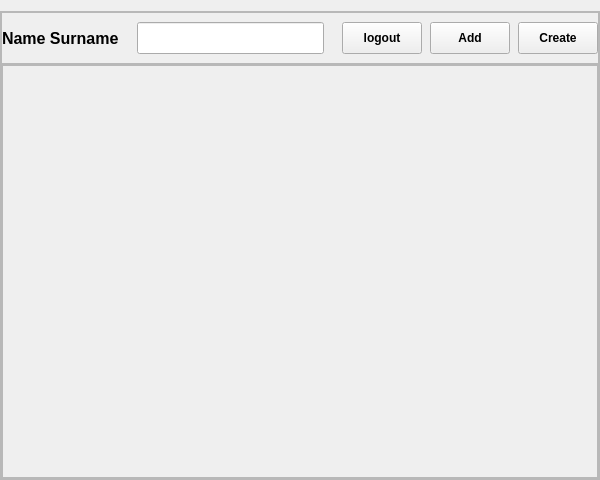
its-sentral/Collaborate-Coding-App, file uiFiles/uis/prototype4.ui: the form before one commit.
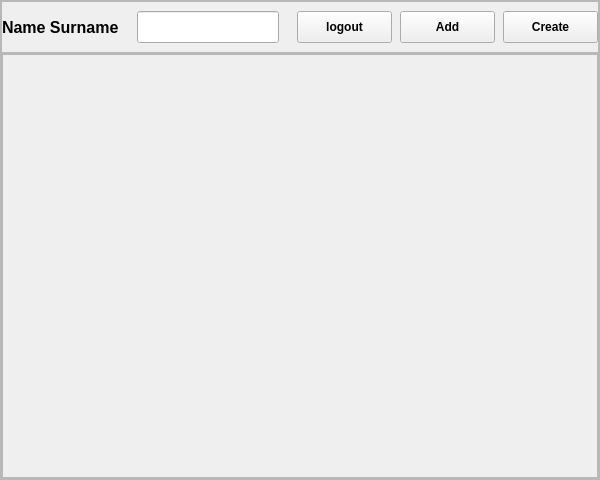
The form after the commit. The open tabs and pages were chosen to show the change.

The edit to the form file:
```diff
--- a/uiFiles/uis/prototype4.ui
+++ b/uiFiles/uis/prototype4.ui
@@ -35,6 +35,9 @@
    <property name="leftMargin">
     <number>0</number>
    </property>
+   <property name="topMargin">
+    <number>0</number>
+   </property>
    <property name="rightMargin">
     <number>0</number>
    </property>
@@ -43,6 +46,9 @@
    </property>
    <item>
     <layout class="QVBoxLayout" name="forStretchVerticalLayout" stretch="0">
+     <property name="spacing">
+      <number>0</number>
+     </property>
      <item>
       <widget class="QStackedWidget" name="MainPages">
        <property name="sizePolicy">
@@ -51,8 +57,11 @@
          <verstretch>1</verstretch>
         </sizepolicy>
        </property>
+       <property name="styleSheet">
+        <string notr="true"/>
+       </property>
        <property name="currentIndex">
-        <number>4</number>
+        <number>5</number>
        </property>
        <widget class="QWidget" name="pageLogin">
         <property name="sizePolicy">
@@ -1961,10 +1970,16 @@
                     <widget class="QLabel" name="homeUserName">
                      <property name="minimumSize">
                       <size>
-                       <width>0</width>
+                       <width>40</width>
                        <height>32</height>
                       </size>
                      </property>
+                     <property name="maximumSize">
+                      <size>
+                       <width>120</width>
+                       <height>16777215</height>
+                      </size>
+                     </property>
                      <property name="font">
                       <font>
                        <pointsize>12</pointsize>
@@ -1994,6 +2009,12 @@
                    </item>
                    <item>
                     <widget class="QLineEdit" name="homeSearchBar">
+                     <property name="sizePolicy">
+                      <sizepolicy hsizetype="Preferred" vsizetype="Fixed">
+                       <horstretch>0</horstretch>
+                       <verstretch>0</verstretch>
+                      </sizepolicy>
+                     </property>
                      <property name="minimumSize">
                       <size>
                        <width>0</width>
@@ -2025,12 +2046,24 @@
                    </item>
                    <item>
                     <widget class="QPushButton" name="homeLogoutBtn">
+                     <property name="sizePolicy">
+                      <sizepolicy hsizetype="Preferred" vsizetype="Fixed">
+                       <horstretch>0</horstretch>
+                       <verstretch>0</verstretch>
+                      </sizepolicy>
+                     </property>
                      <property name="minimumSize">
                       <size>
-                       <width>0</width>
+                       <width>33</width>
                        <height>32</height>
                       </size>
                      </property>
+                     <property name="maximumSize">
+                      <size>
+                       <width>120</width>
+                       <height>16777215</height>
+                      </size>
+                     </property>
                      <property name="font">
                       <font>
                        <bold>true</bold>
@@ -2043,12 +2076,24 @@
                    </item>
                    <item>
                     <widget class="QPushButton" name="homeAddRoomBtn">
+                     <property name="sizePolicy">
+                      <sizepolicy hsizetype="Preferred" vsizetype="Fixed">
+                       <horstretch>0</horstretch>
+                       <verstretch>0</verstretch>
+                      </sizepolicy>
+                     </property>
                      <property name="minimumSize">
                       <size>
-                       <width>0</width>
+                       <width>33</width>
                        <height>32</height>
                       </size>
                      </property>
+                     <property name="maximumSize">
+                      <size>
+                       <width>120</width>
+                       <height>16777215</height>
+                      </size>
+                     </property>
                      <property name="font">
                       <font>
                        <bold>true</bold>
@@ -2061,12 +2106,24 @@
                    </item>
                    <item>
                     <widget class="QPushButton" name="homeCreateRoomBtn">
+                     <property name="sizePolicy">
+                      <sizepolicy hsizetype="Preferred" vsizetype="Fixed">
+                       <horstretch>0</horstretch>
+                       <verstretch>0</verstretch>
+                      </sizepolicy>
+                     </property>
                      <property name="minimumSize">
                       <size>
-                       <width>0</width>
+                       <width>33</width>
                        <height>32</height>
                       </size>
                      </property>
+                     <property name="maximumSize">
+                      <size>
+                       <width>120</width>
+                       <height>16777215</height>
+                      </size>
+                     </property>
                      <property name="font">
                       <font>
                        <bold>true</bold>
@@ -2136,8 +2193,8 @@
                        <rect>
                         <x>0</x>
                         <y>0</y>
-                        <width>570</width>
-                        <height>396</height>
+                        <width>586</width>
+                        <height>412</height>
                        </rect>
                       </property>
                      </widget>
@@ -2297,6 +2354,12 @@
                   <height>300</height>
                  </size>
                 </property>
+                <property name="autoFillBackground">
+                 <bool>false</bool>
+                </property>
+                <property name="styleSheet">
+                 <string notr="true"/>
+                </property>
                 <property name="frameShape">
                  <enum>QFrame::Shape::StyledPanel</enum>
                 </property>
@@ -2307,6 +2370,9 @@
                  <property name="spacing">
                   <number>0</number>
                  </property>
+                 <property name="sizeConstraint">
+                  <enum>QLayout::SizeConstraint::SetDefaultConstraint</enum>
+                 </property>
                  <property name="leftMargin">
                   <number>0</number>
                  </property>
@@ -2324,6 +2390,9 @@
                    <property name="spacing">
                     <number>10</number>
                    </property>
+                   <property name="sizeConstraint">
+                    <enum>QLayout::SizeConstraint::SetDefaultConstraint</enum>
+                   </property>
                    <property name="leftMargin">
                     <number>40</number>
                    </property>
@@ -2344,7 +2413,7 @@
                         <enum>Qt::Orientation::Horizontal</enum>
                        </property>
                        <property name="sizeType">
-                        <enum>QSizePolicy::Policy::Preferred</enum>
+                        <enum>QSizePolicy::Policy::Expanding</enum>
                        </property>
                        <property name="sizeHint" stdset="0">
                         <size>
@@ -2374,6 +2443,9 @@
                          <bold>true</bold>
                         </font>
                        </property>
+                       <property name="styleSheet">
+                        <string notr="true"/>
+                       </property>
                        <property name="text">
                         <string>Create Room</string>
                        </property>
@@ -2385,7 +2457,7 @@
                         <enum>Qt::Orientation::Horizontal</enum>
                        </property>
                        <property name="sizeType">
-                        <enum>QSizePolicy::Policy::Preferred</enum>
+                        <enum>QSizePolicy::Policy::Expanding</enum>
                        </property>
                        <property name="sizeHint" stdset="0">
                         <size>
@@ -2754,7 +2826,7 @@
                         <enum>Qt::Orientation::Horizontal</enum>
                        </property>
                        <property name="sizeType">
-                        <enum>QSizePolicy::Policy::Preferred</enum>
+                        <enum>QSizePolicy::Policy::Expanding</enum>
                        </property>
                        <property name="sizeHint" stdset="0">
                         <size>
@@ -2789,7 +2861,7 @@
                         <enum>Qt::Orientation::Horizontal</enum>
                        </property>
                        <property name="sizeType">
-                        <enum>QSizePolicy::Policy::Preferred</enum>
+                        <enum>QSizePolicy::Policy::Expanding</enum>
                        </property>
                        <property name="sizeHint" stdset="0">
                         <size>
@@ -2996,6 +3068,9 @@
          </property>
          <item>
           <widget class="QFrame" name="FrameRoom">
+           <property name="styleSheet">
+            <string notr="true">background-color: #1E1E2F</string>
+           </property>
            <property name="frameShape">
             <enum>QFrame::Shape::StyledPanel</enum>
            </property>
@@ -3179,7 +3254,7 @@
                  <number>0</number>
                 </property>
                 <item>
-                 <widget class="QFrame" name="FrameRoomSectionBtn">
+                 <widget class="QFrame" name="FrameRoomSectionBtnArea">
                   <property name="minimumSize">
                    <size>
                     <width>50</width>
@@ -3318,7 +3393,7 @@
                       </spacer>
                      </item>
                      <item>
-                      <widget class="QPushButton" name="pushButton">
+                      <widget class="QPushButton" name="roomLeaveBtn">
                        <property name="font">
                         <font>
                          <pointsize>10</pointsize>
@@ -3339,7 +3414,7 @@
                  </widget>
                 </item>
                 <item>
-                 <widget class="QFrame" name="frame_2">
+                 <widget class="QFrame" name="FrameRoomSectionDisplayArea">
                   <property name="frameShape">
                    <enum>QFrame::Shape::StyledPanel</enum>
                   </property>
@@ -3371,7 +3446,7 @@
                       </sizepolicy>
                      </property>
                      <property name="currentIndex">
-                      <number>2</number>
+                      <number>0</number>
                      </property>
                      <widget class="QWidget" name="pageChat">
                       <property name="sizePolicy">
@@ -3396,8 +3471,8 @@
                              <rect>
                               <x>0</x>
                               <y>0</y>
-                              <width>66</width>
-                              <height>16</height>
+                              <width>481</width>
+                              <height>315</height>
                              </rect>
                             </property>
                            </widget>
```
